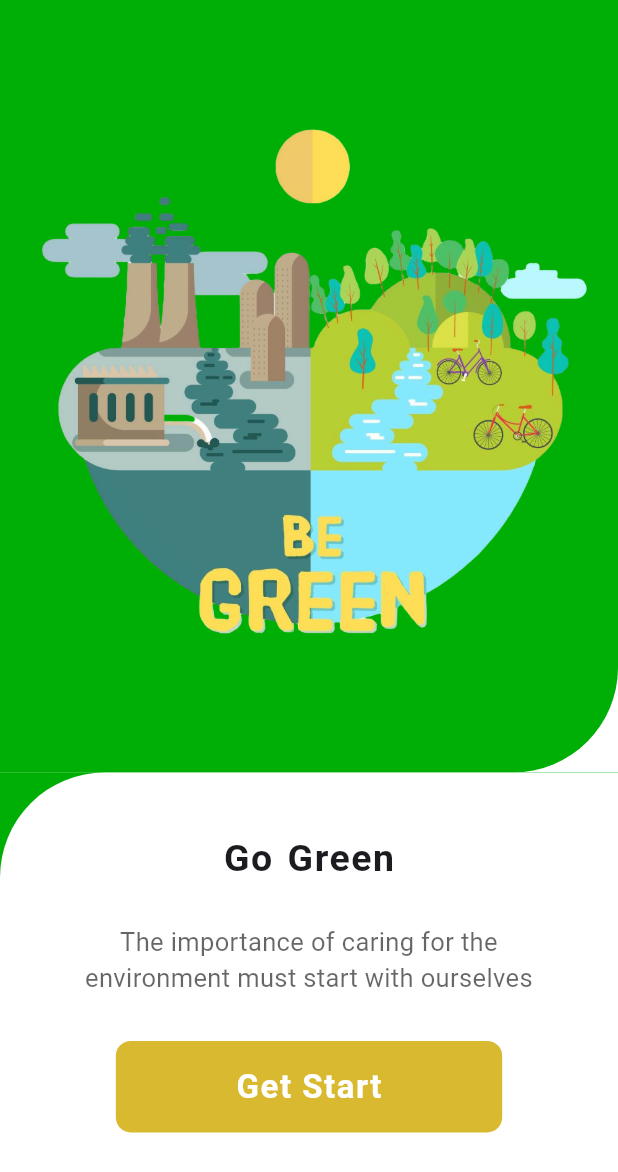
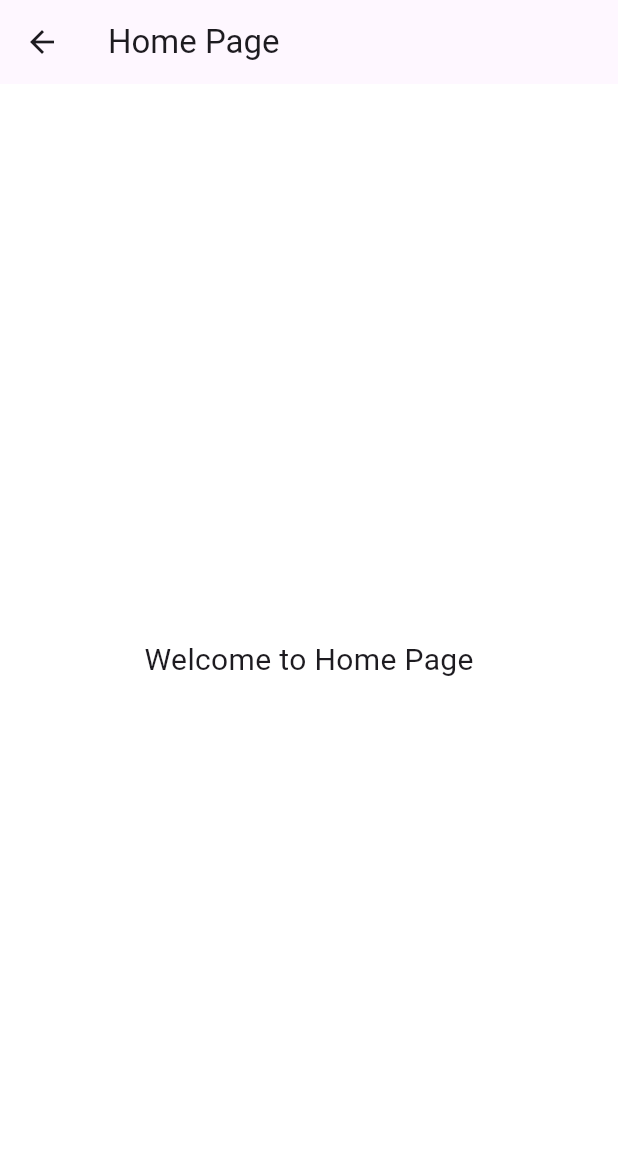
Before and after one commit to agstydva/dpbo, a Flutter app: the screen it shows after launch, after a tap on "Get Start", on a phone screen of 412 x 824 dp. Shown: the top 1172 px of the screen. Run offline on Flutter 3.47's test engine with Material 3 defaults, Android fonts, the phone set to English and light mode, and no system bars.

Commit message:
Connects welcome_screen Page With home_screen Page

```diff
--- a/my_app/lib/screens/home_screen.dart
+++ b/my_app/lib/screens/home_screen.dart
@@ -1 +1,18 @@
 import 'package:flutter/material.dart';
+
+class HomePage extends StatelessWidget {
+  @override
+  Widget build(BuildContext context) {
+    return Scaffold(
+      appBar: AppBar(
+        title: Text("Home Page"),
+      ),
+      body: Center(
+        child: Text(
+          "Welcome to Home Page",
+          style: TextStyle(fontSize: 20),
+        ),
+      ),
+    );
+  }
+}
--- a/my_app/lib/screens/welcome_screen.dart
+++ b/my_app/lib/screens/welcome_screen.dart
@@ -1,4 +1,5 @@
 import 'package:flutter/material.dart';
+import 'package:my_app/screens/home_screen.dart';
 
 class WelcomeScreen extends StatelessWidget {
   @override
@@ -97,7 +98,13 @@ class WelcomeScreen extends StatelessWidget {
                       borderRadius: BorderRadius.circular(10),
                       // Arah dari tombol jika di klik
                       child: InkWell(
-                        onTap: () {},
+                        onTap: () {
+                          Navigator.push(
+                            context,
+                            MaterialPageRoute(
+                            builder: (context) => HomePage(),
+                          ));
+                        },
                         child: Container(
                           padding: EdgeInsets.symmetric(
                               vertical: 15, horizontal: 80),
```
